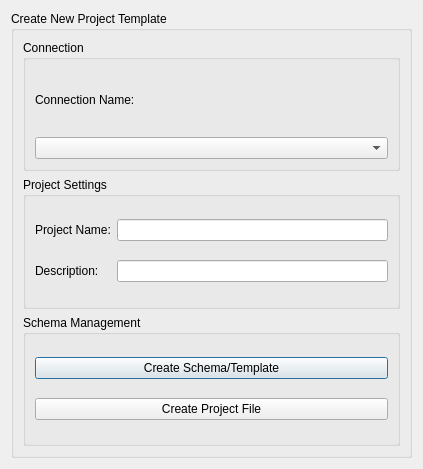
The window that gns_ftth_toolbox_dialog_base.ui (FahdJerbi/ftth_qgis_toolbox) describes before a commit, drawn with Qt 5.
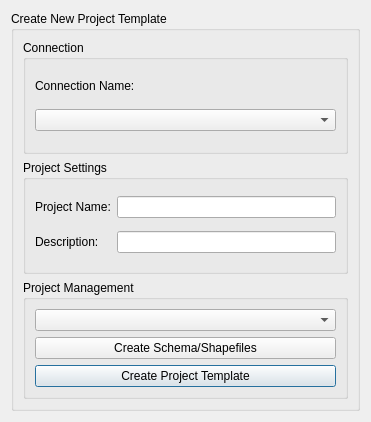
The same window after the commit.

Commit message: added 'get_schema_list'

The edit to the form file:
```diff
--- a/gns_ftth_toolbox_dialog_base.ui
+++ b/gns_ftth_toolbox_dialog_base.ui
@@ -6,8 +6,8 @@
    <rect>
     <x>0</x>
     <y>0</y>
-    <width>423</width>
-    <height>469</height>
+    <width>371</width>
+    <height>422</height>
    </rect>
   </property>
   <property name="windowTitle">
@@ -71,12 +71,24 @@
         <layout class="QVBoxLayout" name="verticalLayout">
          <item>
           <widget class="QLabel" name="GnsDbConnectionLabel">
+           <property name="sizePolicy">
+            <sizepolicy hsizetype="Preferred" vsizetype="Fixed">
+             <horstretch>0</horstretch>
+             <verstretch>0</verstretch>
+            </sizepolicy>
+           </property>
            <property name="minimumSize">
             <size>
              <width>290</width>
              <height>0</height>
             </size>
            </property>
+           <property name="frameShape">
+            <enum>QFrame::NoFrame</enum>
+           </property>
+           <property name="frameShadow">
+            <enum>QFrame::Plain</enum>
+           </property>
            <property name="text">
             <string>Connection Name:</string>
            </property>
@@ -91,23 +103,26 @@
       <item row="2" column="0">
        <widget class="QGroupBox" name="GnsSchemaManagementGroup">
         <property name="title">
-         <string>Schema Management</string>
+         <string>Project Management</string>
         </property>
-        <layout class="QGridLayout" name="gridLayout_4">
-         <item row="0" column="0">
-          <widget class="QPushButton" name="CreateSchemaBtn">
-           <property name="text">
-            <string>Create Schema/Template</string>
-           </property>
-          </widget>
-         </item>
-         <item row="1" column="0">
+        <layout class="QGridLayout" name="gridLayout_3">
+         <item row="2" column="0">
           <widget class="QPushButton" name="CreateProjectBtn">
            <property name="text">
-            <string>Create Project File</string>
+            <string>Create Project Template</string>
            </property>
           </widget>
          </item>
+         <item row="1" column="0">
+          <widget class="QPushButton" name="CreateSchemaBtn">
+           <property name="text">
+            <string>Create Schema/Shapefiles</string>
+           </property>
+          </widget>
+         </item>
+         <item row="0" column="0">
+          <widget class="QComboBox" name="SchemacomboBox"/>
+         </item>
         </layout>
        </widget>
       </item>
```
Left out of the diff: 14 changed lines with no effect on the pictures. The commit also changes 4 other files.
